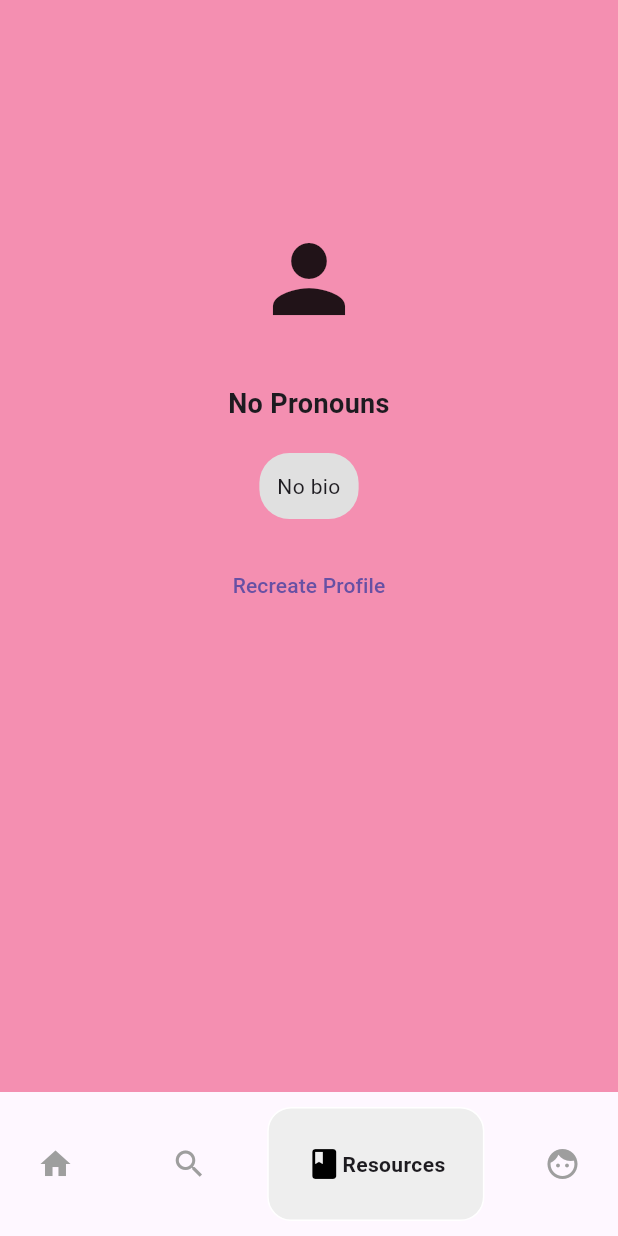
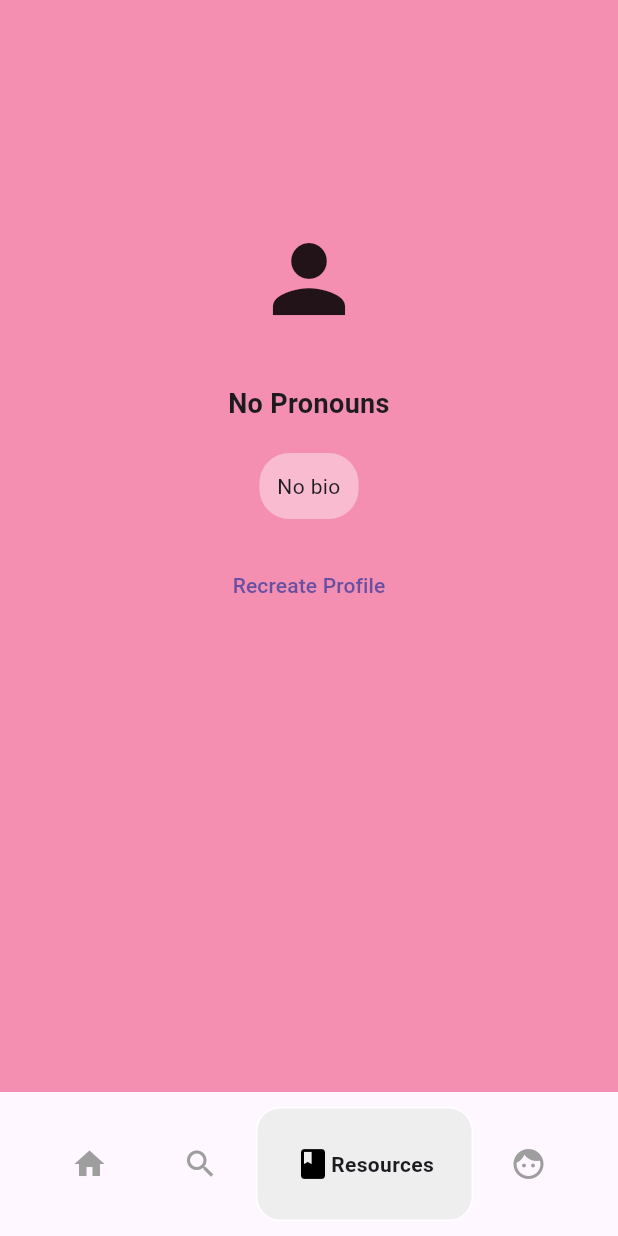
Before and after one commit to waffleprinter/BrebeufHX, a Flutter app: the HomePage screen opened directly, item 3 of the bottom bar chosen, on a phone screen of 412 x 824 dp. Run offline on Flutter 3.47's test engine with Material 3 defaults, Android fonts, the phone set to English and light mode, and no system bars; drawn by our look-alikes of google_nav_bar; our stand-ins replace shared_preferences; accounts and stored records are empty.

Commit message:
finalized everything

```diff
--- a/lib/components/bottom_navigation_bar.dart
+++ b/lib/components/bottom_navigation_bar.dart
@@ -14,6 +14,7 @@ class MyBottomNavBar extends StatelessWidget {
         tabActiveBorder: Border.all(color: Colors.white),
         tabBackgroundColor: Colors.grey.shade200,
         tabBorderRadius: 16,
+        mainAxisAlignment: MainAxisAlignment.center,
         onTabChange: (value) => onTabChange!(value),
         tabs: [
           GButton(icon: Icons.home,   text: "Home"),
--- a/lib/pages/profile_display.dart
+++ b/lib/pages/profile_display.dart
@@ -60,7 +60,7 @@ class _ProfilePageState extends State<ProfilePage> {
                 padding: const EdgeInsets.symmetric(horizontal: 100, vertical: 20),
                 child: Container(
                   decoration: BoxDecoration(
-                    color: Colors.grey.shade300,
+                    color: Colors.pink[100],
                     borderRadius: BorderRadius.circular(20)
                   ),
                   child: Padding(
```
